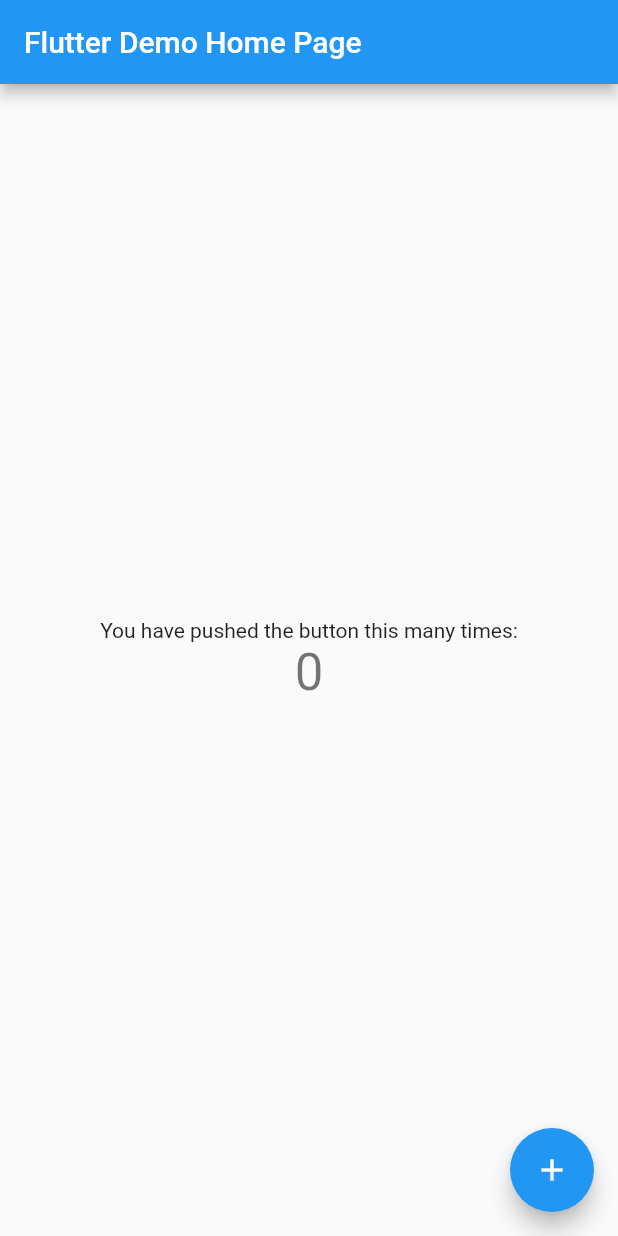
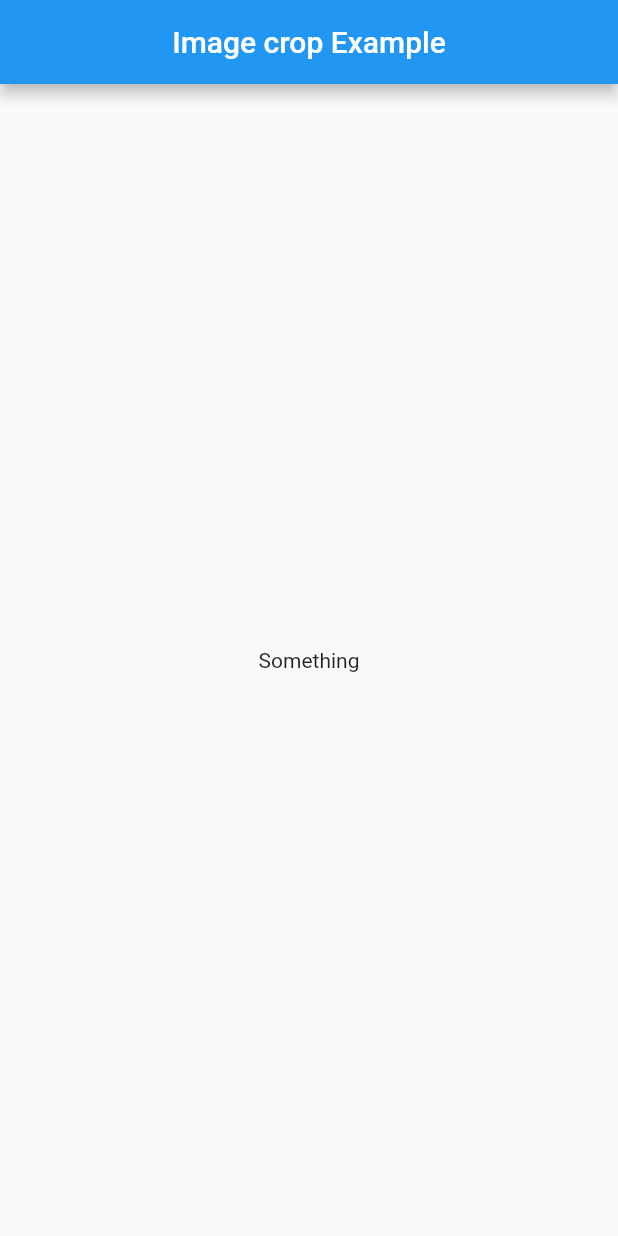
Before and after one commit to aditya234/flutter-image-crop-example, a Flutter app: the screen it shows after launch, on a phone screen of 412 x 824 dp. Run offline on Flutter 3.47's test engine with Material 2 defaults, Android fonts, the phone set to English and light mode, and no system bars.

Commit message:
code refactor: removed unnecessary code and start afresh.

```diff
--- /dev/null
+++ b/lib/home.dart
@@ -0,0 +1,16 @@
+import 'package:flutter/material.dart';
+
+class Home extends StatelessWidget {
+  @override
+  Widget build(BuildContext context) {
+    return Scaffold(
+      appBar: AppBar(
+        title: Text('Image crop Example'),
+        centerTitle: true,
+      ),
+      body: Center(
+        child: Text('Something'),
+      ),
+    );
+  }
+}
--- a/lib/main.dart
+++ b/lib/main.dart
@@ -1,4 +1,5 @@
 import 'package:flutter/material.dart';
+import 'package:flutter_image_crop/home.dart';
 
 void main() => runApp(MyApp());
 
@@ -9,103 +10,9 @@ class MyApp extends StatelessWidget {
     return MaterialApp(
       title: 'Flutter Demo',
       theme: ThemeData(
-        // This is the theme of your application.
-        //
-        // Try running your application with "flutter run". You'll see the
-        // application has a blue toolbar. Then, without quitting the app, try
-        // changing the primarySwatch below to Colors.green and then invoke
-        // "hot reload" (press "r" in the console where you ran "flutter run",
-        // or simply save your changes to "hot reload" in a Flutter IDE).
-        // Notice that the counter didn't reset back to zero; the application
-        // is not restarted.
         primarySwatch: Colors.blue,
       ),
-      home: MyHomePage(title: 'Flutter Demo Home Page'),
+      home: Home(),
     );
   }
 }
-
-class MyHomePage extends StatefulWidget {
-  MyHomePage({Key key, this.title}) : super(key: key);
-
-  // This widget is the home page of your application. It is stateful, meaning
-  // that it has a State object (defined below) that contains fields that affect
-  // how it looks.
-
-  // This class is the configuration for the state. It holds the values (in this
-  // case the title) provided by the parent (in this case the App widget) and
-  // used by the build method of the State. Fields in a Widget subclass are
-  // always marked "final".
-
-  final String title;
-
-  @override
-  _MyHomePageState createState() => _MyHomePageState();
-}
-
-class _MyHomePageState extends State<MyHomePage> {
-  int _counter = 0;
-
-  void _incrementCounter() {
-    setState(() {
-      // This call to setState tells the Flutter framework that something has
-      // changed in this State, which causes it to rerun the build method below
-      // so that the display can reflect the updated values. If we changed
-      // _counter without calling setState(), then the build method would not be
-      // called again, and so nothing would appear to happen.
-      _counter++;
-    });
-  }
-
-  @override
-  Widget build(BuildContext context) {
-    // This method is rerun every time setState is called, for instance as done
-    // by the _incrementCounter method above.
-    //
-    // The Flutter framework has been optimized to make rerunning build methods
-    // fast, so that you can just rebuild anything that needs updating rather
-    // than having to individually change instances of widgets.
-    return Scaffold(
-      appBar: AppBar(
-        // Here we take the value from the MyHomePage object that was created by
-        // the App.build method, and use it to set our appbar title.
-        title: Text(widget.title),
-      ),
-      body: Center(
-        // Center is a layout widget. It takes a single child and positions it
-        // in the middle of the parent.
-        child: Column(
-          // Column is also layout widget. It takes a list of children and
-          // arranges them vertically. By default, it sizes itself to fit its
-          // children horizontally, and tries to be as tall as its parent.
-          //
-          // Invoke "debug painting" (press "p" in the console, choose the
-          // "Toggle Debug Paint" action from the Flutter Inspector in Android
-          // Studio, or the "Toggle Debug Paint" command in Visual Studio Code)
-          // to see the wireframe for each widget.
-          //
-          // Column has various properties to control how it sizes itself and
-          // how it positions its children. Here we use mainAxisAlignment to
-          // center the children vertically; the main axis here is the vertical
-          // axis because Columns are vertical (the cross axis would be
-          // horizontal).
-          mainAxisAlignment: MainAxisAlignment.center,
-          children: <Widget>[
-            Text(
-              'You have pushed the button this many times:',
-            ),
-            Text(
-              '$_counter',
-              style: Theme.of(context).textTheme.display1,
-            ),
-          ],
-        ),
-      ),
-      floatingActionButton: FloatingActionButton(
-        onPressed: _incrementCounter,
-        tooltip: 'Increment',
-        child: Icon(Icons.add),
-      ), // This trailing comma makes auto-formatting nicer for build methods.
-    );
-  }
-}
```
Also changed, not shown: 1 other file.
